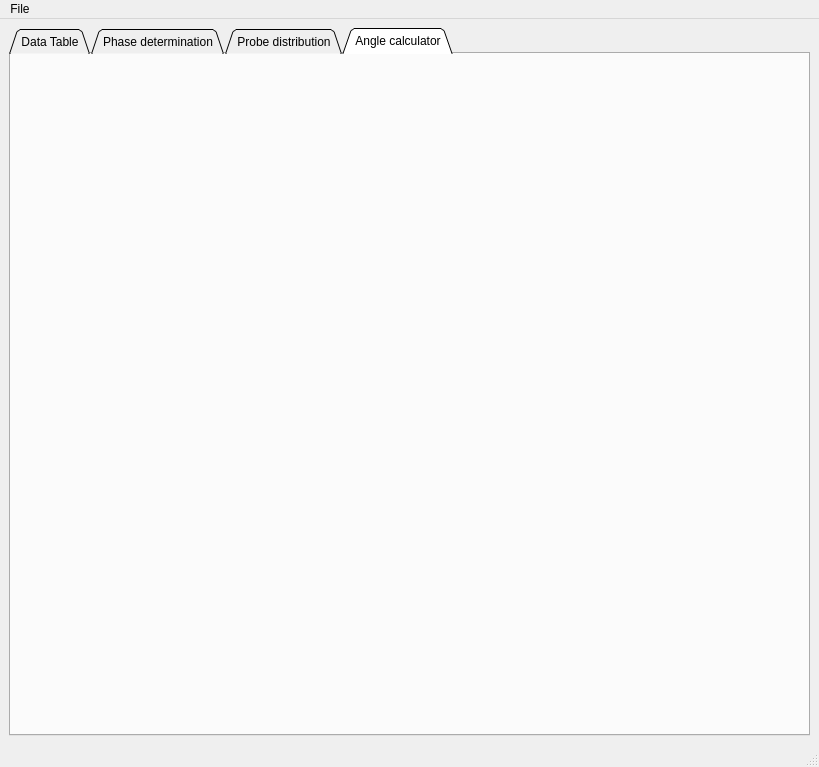
Above: src/main/python/easyAMPS_maingui.ui from bd-delnatan/easyAMPS before the change. Below: the same form after it.
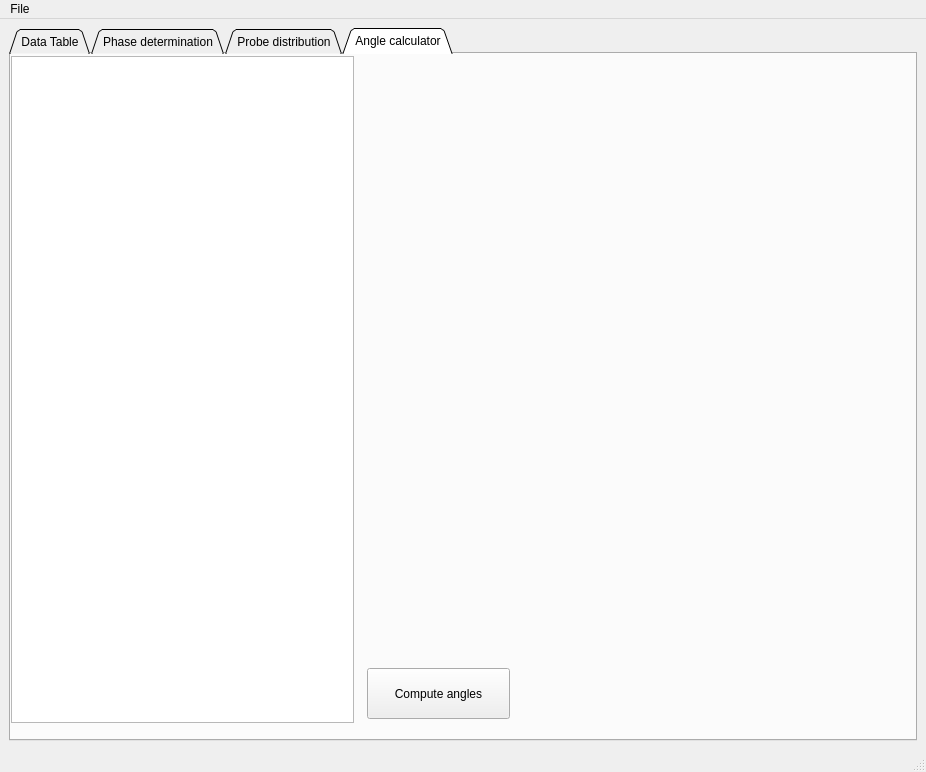
That is the form after the change. The open tabs and pages were chosen to show the change. Custom widgets are drawn as their Qt base class.

Commit message: prototype for angle calculator

What changed in the file:
```diff
--- a/src/main/python/easyAMPS_maingui.ui
+++ b/src/main/python/easyAMPS_maingui.ui
@@ -6,8 +6,8 @@
    <rect>
     <x>0</x>
     <y>0</y>
-    <width>819</width>
-    <height>767</height>
+    <width>926</width>
+    <height>772</height>
    </rect>
   </property>
   <property name="sizePolicy">
@@ -103,6 +103,39 @@
        <attribute name="title">
         <string>Angle calculator</string>
        </attribute>
+       <widget class="DataFrameWidget" name="calculatorTableWidget">
+        <property name="geometry">
+         <rect>
+          <x>0</x>
+          <y>2</y>
+          <width>343</width>
+          <height>667</height>
+         </rect>
+        </property>
+       </widget>
+       <widget class="QPushButton" name="computeAnglesButton">
+        <property name="geometry">
+         <rect>
+          <x>356</x>
+          <y>614</y>
+          <width>143</width>
+          <height>51</height>
+         </rect>
+        </property>
+        <property name="text">
+         <string>Compute angles</string>
+        </property>
+       </widget>
+       <widget class="matplotlibWidget" name="anglecalc_mplwidget" native="true">
+        <property name="geometry">
+         <rect>
+          <x>348</x>
+          <y>4</y>
+          <width>541</width>
+          <height>539</height>
+         </rect>
+        </property>
+       </widget>
       </widget>
      </widget>
     </item>
@@ -113,7 +146,7 @@
     <rect>
      <x>0</x>
      <y>0</y>
-     <width>819</width>
+     <width>926</width>
      <height>22</height>
     </rect>
    </property>
@@ -151,6 +184,19 @@
    </property>
   </action>
  </widget>
+ <customwidgets>
+  <customwidget>
+   <class>DataFrameWidget</class>
+   <extends>QTableView</extends>
+   <header>CustomTable.h</header>
+  </customwidget>
+  <customwidget>
+   <class>matplotlibWidget</class>
+   <extends>QWidget</extends>
+   <header>MplWidgets.h</header>
+   <container>1</container>
+  </customwidget>
+ </customwidgets>
  <resources/>
  <connections/>
 </ui>
```
Left out of the diff: 4 changed lines with no effect on the pictures. The commit also changes 49 other files.
